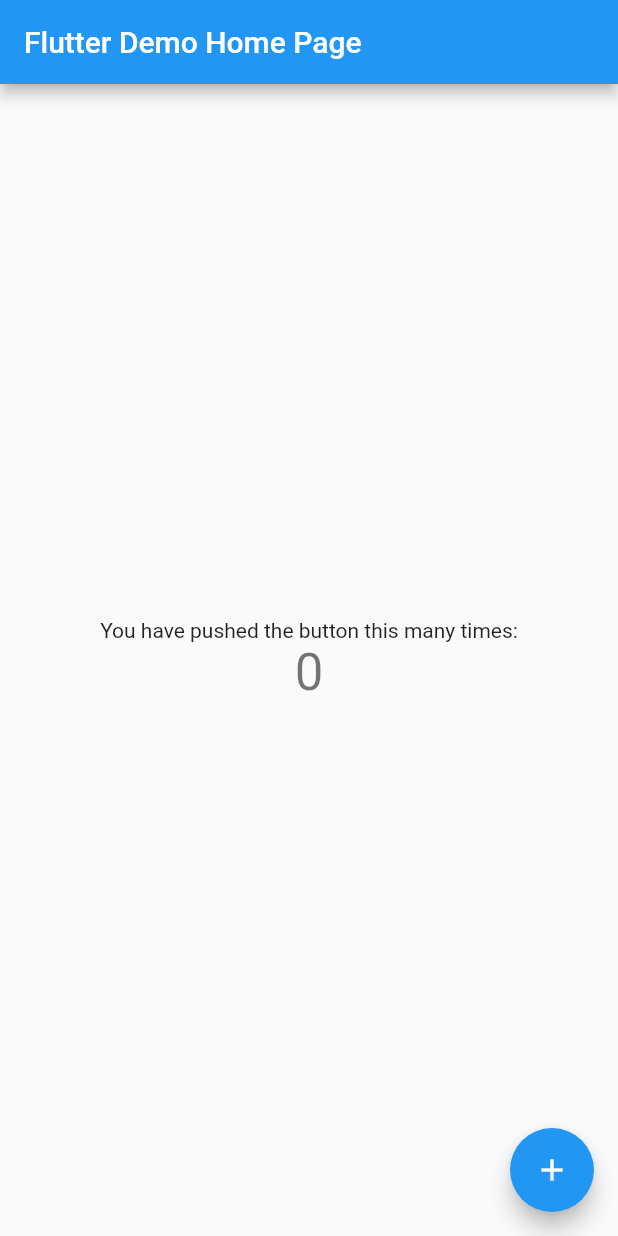
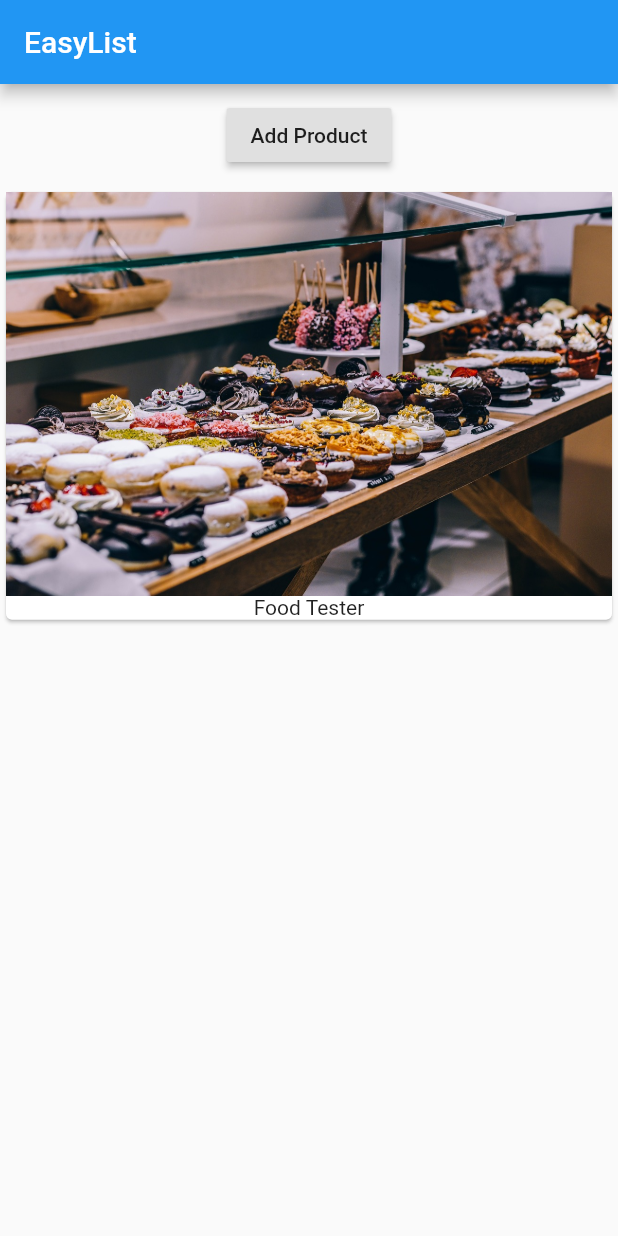
Before and after one commit to muhdfauzan93/MyFirstFlutterApp, a Flutter app: the screen it shows after launch, on a phone screen of 412 x 824 dp. Run offline on Flutter 3.47's test engine with Material 2 defaults, Android fonts, the phone set to English and light mode, and no system bars.

```diff
--- a/lib/main.dart
+++ b/lib/main.dart
@@ -1,111 +1,19 @@
 import 'package:flutter/material.dart';
+
+import './product_manager.dart';
 
 void main() => runApp(MyApp());
 
 class MyApp extends StatelessWidget {
-  // This widget is the root of your application.
   @override
   Widget build(BuildContext context) {
     return MaterialApp(
-      title: 'Flutter Demo',
-      theme: ThemeData(
-        // This is the theme of your application.
-        //
-        // Try running your application with "flutter run". You'll see the
-        // application has a blue toolbar. Then, without quitting the app, try
-        // changing the primarySwatch below to Colors.green and then invoke
-        // "hot reload" (press "r" in the console where you ran "flutter run",
-        // or simply save your changes to "hot reload" in a Flutter IDE).
-        // Notice that the counter didn't reset back to zero; the application
-        // is not restarted.
-        primarySwatch: Colors.blue,
+      home: Scaffold(
+        appBar: AppBar(
+          title: Text('EasyList'),
+        ),
+        body: ProductManager('Food Tester'),
       ),
-      home: MyHomePage(title: 'Flutter Demo Home Page'),
     );
   }
 }
-
-class MyHomePage extends StatefulWidget {
-  MyHomePage({Key key, this.title}) : super(key: key);
-
-  // This widget is the home page of your application. It is stateful, meaning
-  // that it has a State object (defined below) that contains fields that affect
-  // how it looks.
-
-  // This class is the configuration for the state. It holds the values (in this
-  // case the title) provided by the parent (in this case the App widget) and
-  // used by the build method of the State. Fields in a Widget subclass are
-  // always marked "final".
-
-  final String title;
-
-  @override
-  _MyHomePageState createState() => _MyHomePageState();
-}
-
-class _MyHomePageState extends State<MyHomePage> {
-  int _counter = 0;
-
-  void _incrementCounter() {
-    setState(() {
-      // This call to setState tells the Flutter framework that something has
-      // changed in this State, which causes it to rerun the build method below
-      // so that the display can reflect the updated values. If we changed
-      // _counter without calling setState(), then the build method would not be
-      // called again, and so nothing would appear to happen.
-      _counter++;
-    });
-  }
-
-  @override
-  Widget build(BuildContext context) {
-    // This method is rerun every time setState is called, for instance as done
-    // by the _incrementCounter method above.
-    //
-    // The Flutter framework has been optimized to make rerunning build methods
-    // fast, so that you can just rebuild anything that needs updating rather
-    // than having to individually change instances of widgets.
-    return Scaffold(
-      appBar: AppBar(
-        // Here we take the value from the MyHomePage object that was created by
-        // the App.build method, and use it to set our appbar title.
-        title: Text(widget.title),
-      ),
-      body: Center(
-        // Center is a layout widget. It takes a single child and positions it
-        // in the middle of the parent.
-        child: Column(
-          // Column is also layout widget. It takes a list of children and
-          // arranges them vertically. By default, it sizes itself to fit its
-          // children horizontally, and tries to be as tall as its parent.
-          //
-          // Invoke "debug painting" (press "p" in the console, choose the
-          // "Toggle Debug Paint" action from the Flutter Inspector in Android
-          // Studio, or the "Toggle Debug Paint" command in Visual Studio Code)
-          // to see the wireframe for each widget.
-          //
-          // Column has various properties to control how it sizes itself and
-          // how it positions its children. Here we use mainAxisAlignment to
-          // center the children vertically; the main axis here is the vertical
-          // axis because Columns are vertical (the cross axis would be
-          // horizontal).
-          mainAxisAlignment: MainAxisAlignment.center,
-          children: <Widget>[
-            Text(
-              'You have pushed the button this many times:',
-            ),
-            Text(
-              '$_counter',
-              style: Theme.of(context).textTheme.display1,
-            ),
-          ],
-        ),
-      ),
-      floatingActionButton: FloatingActionButton(
-        onPressed: _incrementCounter,
-        tooltip: 'Increment',
-        child: Icon(Icons.add),
-      ), // This trailing comma makes auto-formatting nicer for build methods.
-    );
-  }
-}
--- /dev/null
+++ b/lib/product_manager.dart
@@ -0,0 +1,43 @@
+import 'package:flutter/material.dart';
+
+import './products.dart';
+
+class ProductManager extends StatefulWidget {
+  final String startingProduct;
+
+  ProductManager(this.startingProduct);
+  @override
+  State<StatefulWidget> createState() {
+    return _ProductManagerState();
+  }
+}
+
+class _ProductManagerState extends State<ProductManager> {
+  List<String> _products = [];
+
+  @override
+  void initState() {
+    _products.add(widget.startingProduct);
+    super.initState();
+  }
+
+  @override
+  Widget build(BuildContext context) {
+    return Column(
+      children: [
+        Container(
+          margin: EdgeInsets.all(10.0),
+          child: RaisedButton(
+            onPressed: () {
+              setState(() {
+                _products.add('Advanced Food Tester');
+              });
+            },
+            child: Text('Add Product'),
+          ),
+        ),
+        Products(_products)
+      ],
+    );
+  }
+}
--- /dev/null
+++ b/lib/products.dart
@@ -0,0 +1,25 @@
+import 'package:flutter/material.dart';
+
+class Products extends StatelessWidget {
+  final List<String> products;
+
+  Products(this.products);
+
+  @override
+  Widget build(BuildContext context) {
+    return Column(
+      children: products
+          .map(
+            (element) => Card(
+                  child: Column(
+                    children: <Widget>[
+                      Image.asset('assets/food.jpg'),
+                      Text(element)
+                    ],
+                  ),
+                ),
+          )
+          .toList(),
+    );
+  }
+}
--- a/pubspec.yaml
+++ b/pubspec.yaml
@@ -37,8 +37,8 @@ flutter:
   uses-material-design: true
 
   # To add assets to your application, add an assets section, like this:
-  # assets:
-  #  - images/a_dot_burr.jpeg
+  assets:
+   - assets/food.jpg
   #  - images/a_dot_ham.jpeg
 
   # An image asset can refer to one or more resolution-specific "variants", see
```
Also changed, not shown: assets/food.jpg (added).
